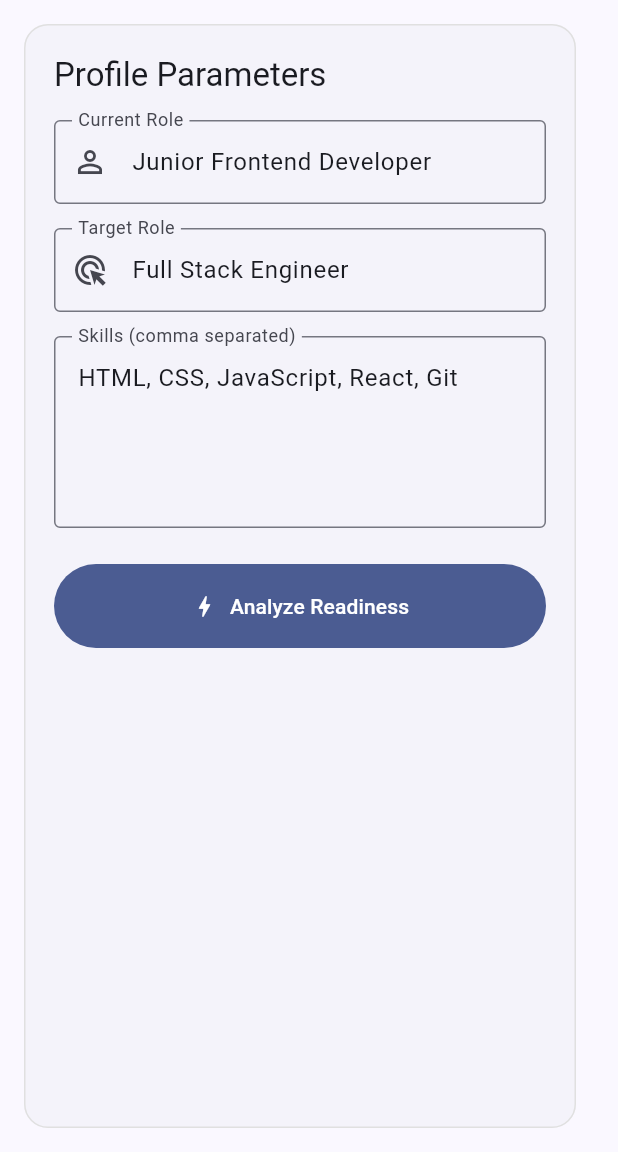
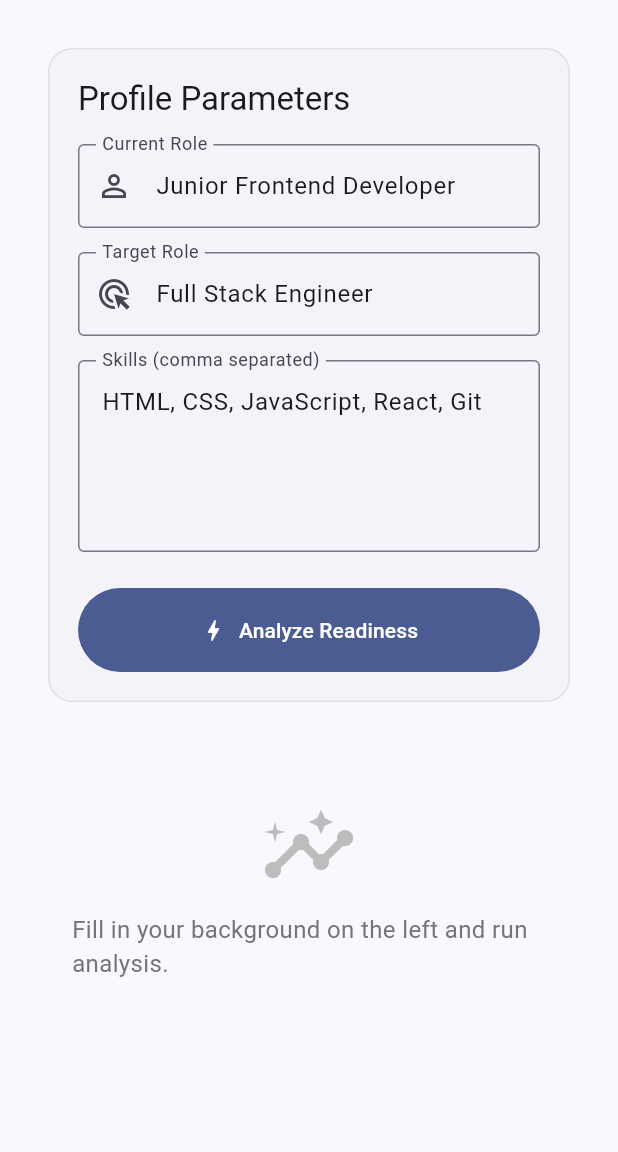
Before and after one commit to upendravarma09/careertwin, a Flutter app: the screen it shows after launch, on a phone screen of 412 x 824 dp, the part 84-1236 px from its top. Run offline on Flutter 3.47's test engine with Material 3 defaults, Android fonts, the phone set to English and light mode, and no system bars; our stand-ins replace shared_preferences.

Commit message:
feat: add responsive layout, markdown export, and pre-warm ping

```diff
--- a/lib/main.dart
+++ b/lib/main.dart
@@ -176,13 +176,45 @@ class _DashboardScreenState extends State<DashboardScreen> {
             ),
         ],
       ),
-      body: Row(
+      body: LayoutBuilder(
+        builder: (context, constraints) {
+          final isWide = constraints.maxWidth >= 850;
+
+          if (isWide) {
+            // Desktop: Two-column layout
+            return Row(
               crossAxisAlignment: CrossAxisAlignment.start,
               children: [
-          // Left Sidebar Form
                 SizedBox(
                   width: 400,
-            child: Card(
+                  child: SingleChildScrollView(child: _buildFormCard()),
+                ),
+                Expanded(
+                  child: Padding(
+                    padding: const EdgeInsets.fromLTRB(0, 16, 16, 16),
+                    child: _buildRightPane(),
+                  ),
+                ),
+              ],
+            );
+          } else {
+            // Mobile/Tablet: Stack vertically
+            return ListView(
+              padding: const EdgeInsets.all(16),
+              children: [
+                _buildFormCard(),
+                const SizedBox(height: 16),
+                _buildRightPane(),
+              ],
+            );
+          }
+        },
+      ),
+    );
+  }
+
+  Widget _buildFormCard() {
+    return Card(
       margin: const EdgeInsets.all(16),
       elevation: 0,
       shape: RoundedRectangleBorder(
@@ -193,7 +225,8 @@ class _DashboardScreenState extends State<DashboardScreen> {
         padding: const EdgeInsets.all(20),
         child: Form(
           key: _formKey,
-                  child: ListView(
+          child: Column(
+            crossAxisAlignment: CrossAxisAlignment.stretch,
             children: [
               Text(
                 'Profile Parameters',
@@ -207,9 +240,8 @@ class _DashboardScreenState extends State<DashboardScreen> {
                   border: OutlineInputBorder(),
                   prefixIcon: Icon(Icons.person_outline),
                 ),
-                        validator: (v) => v == null || v.isEmpty
-                            ? 'Current role required'
-                            : null,
+                validator: (v) =>
+                    v == null || v.isEmpty ? 'Current role required' : null,
               ),
               const SizedBox(height: 16),
               TextFormField(
@@ -219,9 +251,8 @@ class _DashboardScreenState extends State<DashboardScreen> {
                   border: OutlineInputBorder(),
                   prefixIcon: Icon(Icons.ads_click),
                 ),
-                        validator: (v) => v == null || v.isEmpty
-                            ? 'Target role required'
-                            : null,
+                validator: (v) =>
+                    v == null || v.isEmpty ? 'Target role required' : null,
               ),
               const SizedBox(height: 16),
               TextFormField(
@@ -233,9 +264,8 @@ class _DashboardScreenState extends State<DashboardScreen> {
                   border: OutlineInputBorder(),
                   alignLabelWithHint: true,
                 ),
-                        validator: (v) => v == null || v.isEmpty
-                            ? 'List at least one skill'
-                            : null,
+                validator: (v) =>
+                    v == null || v.isEmpty ? 'List at least one skill' : null,
               ),
               const SizedBox(height: 24),
               FilledButton.icon(
@@ -254,26 +284,12 @@ class _DashboardScreenState extends State<DashboardScreen> {
                       )
                     : const Icon(Icons.bolt),
                 label: Text(
-                          _isLoading
-                              ? 'Generating Roadmap...'
-                              : 'Analyze Readiness',
+                  _isLoading ? 'Generating Roadmap...' : 'Analyze Readiness',
                 ),
               ),
             ],
           ),
         ),
-              ),
-            ),
-          ),
-
-          // Right Output Pane
-          Expanded(
-            child: Padding(
-              padding: const EdgeInsets.fromLTRB(0, 16, 16, 16),
-              child: _buildRightPane(),
-            ),
-          ),
-        ],
       ),
     );
   }
@@ -281,6 +297,8 @@ class _DashboardScreenState extends State<DashboardScreen> {
   Widget _buildRightPane() {
     if (_isLoading) {
       return const Center(
+        child: Padding(
+          padding: EdgeInsets.all(32.0),
           child: Column(
             mainAxisAlignment: MainAxisAlignment.center,
             children: [
@@ -288,6 +306,7 @@ class _DashboardScreenState extends State<DashboardScreen> {
               SizedBox(height: 16),
               Text('Synthesizing career gap analysis with Gemini...'),
             ],
+          ),
         ),
       );
     }
@@ -322,6 +341,8 @@ class _DashboardScreenState extends State<DashboardScreen> {
 
     if (_analysisResult == null) {
       return Center(
+        child: Padding(
+          padding: const EdgeInsets.all(32.0),
           child: Column(
             mainAxisAlignment: MainAxisAlignment.center,
             children: [
@@ -333,12 +354,15 @@ class _DashboardScreenState extends State<DashboardScreen> {
               ),
             ],
           ),
+        ),
       );
     }
 
     final res = _analysisResult!;
 
     return ListView(
+      shrinkWrap: true,
+      physics: const ClampingScrollPhysics(),
       children: [
         // Score Card
         Card(
```
Also changed, not shown: lib/api_service.dart (+28 -63 lines), firebase.json (added), lib/backend/requirements.txt (deleted), 4 other files. Lines whose indentation alone changed are shown as unchanged.
